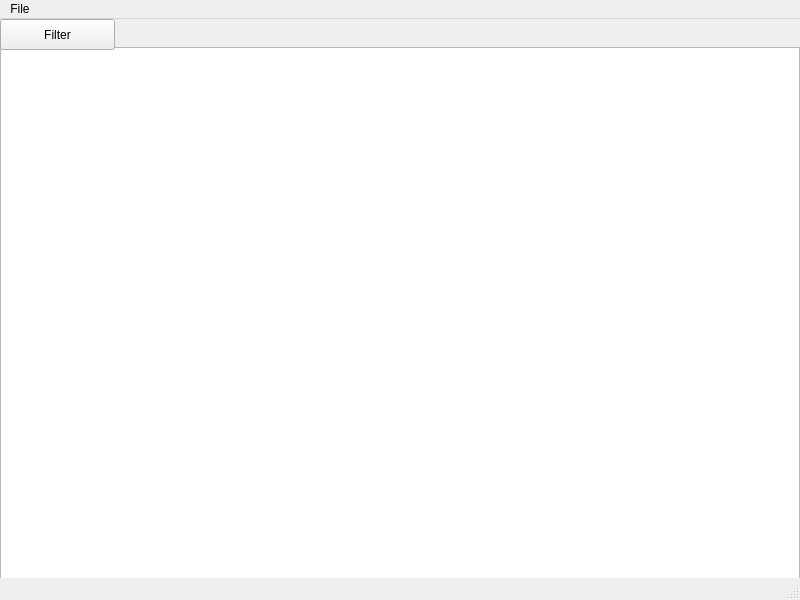
Above: mainwindow.ui from Genrikh302/MTA before the change. Below: the same form after it.
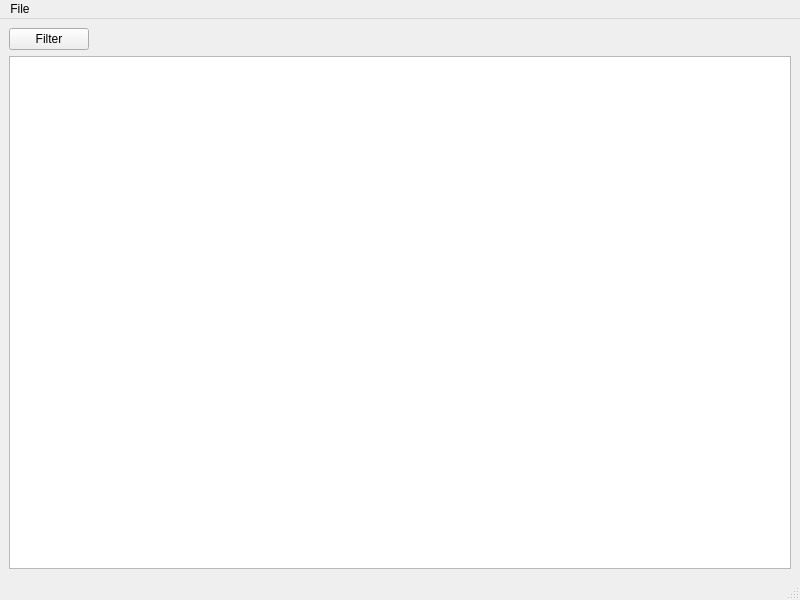
That is the form after the change.

Diff of the .ui file:
```diff
--- a/mainwindow.ui
+++ b/mainwindow.ui
@@ -20,15 +20,33 @@
    <string>MainWindow</string>
   </property>
   <widget class="QWidget" name="centralwidget">
+   <layout class="QVBoxLayout" name="verticalLayout">
+    <item>
+     <layout class="QHBoxLayout" name="horizontalLayout">
+      <item>
+       <widget class="QPushButton" name="pushButton">
+        <property name="text">
+         <string>Filter</string>
+        </property>
+       </widget>
+      </item>
+      <item>
+       <spacer name="horizontalSpacer">
+        <property name="orientation">
+         <enum>Qt::Horizontal</enum>
+        </property>
+        <property name="sizeHint" stdset="0">
+         <size>
+          <width>40</width>
+          <height>20</height>
+         </size>
+        </property>
+       </spacer>
+      </item>
+     </layout>
+    </item>
+    <item>
    <widget class="QTableView" name="tableView">
-    <property name="geometry">
-     <rect>
-      <x>0</x>
-      <y>28</y>
-      <width>800</width>
-      <height>551</height>
-     </rect>
-    </property>
     <property name="maximumSize">
      <size>
       <width>1920</width>
@@ -36,19 +54,8 @@
      </size>
     </property>
    </widget>
-   <widget class="QPushButton" name="pushButton">
-    <property name="geometry">
-     <rect>
-      <x>0</x>
-      <y>0</y>
-      <width>115</width>
-      <height>31</height>
-     </rect>
-    </property>
-    <property name="text">
-     <string>Filter</string>
-    </property>
-   </widget>
+    </item>
+   </layout>
   </widget>
   <widget class="QMenuBar" name="menubar">
    <property name="geometry">
```
Left out of the diff: 2 changed lines with no effect on the pictures. Lines whose indentation alone changed are shown as unchanged.
